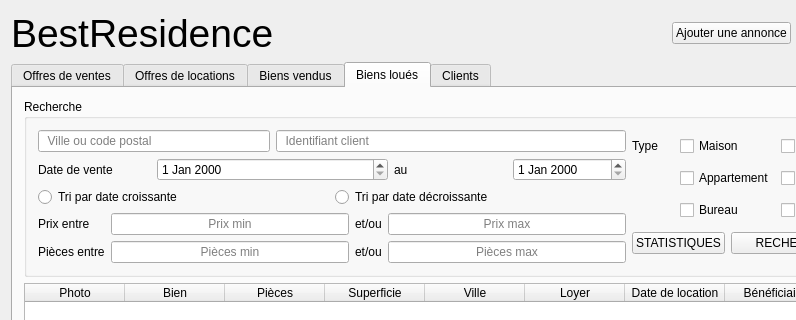
Qt form BestResidence/mainwindow.ui (jordanlang/BestResidence) before a commit; both pictures show x 0 to 796 and y 0 to 320 of the 903 by 550 pixel window.
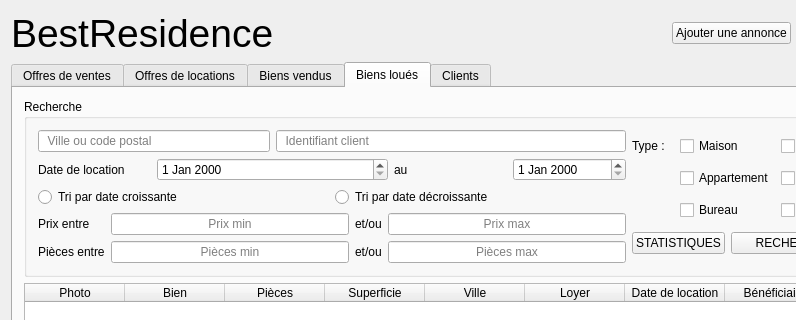
The same form after that commit. The open tabs and pages were chosen to show the change.

Patch:
```diff
--- a/BestResidence/mainwindow.ui
+++ b/BestResidence/mainwindow.ui
@@ -932,7 +932,7 @@
                    <item row="1" column="0">
                     <widget class="QLabel" name="bl_lbl_date">
                      <property name="text">
-                      <string>Date de vente</string>
+                      <string>Date de location</string>
                      </property>
                     </widget>
                    </item>
@@ -1060,7 +1060,7 @@
                <item row="0" column="0">
                 <widget class="QLabel" name="bl_lbl_type">
                  <property name="text">
-                  <string>Type</string>
+                  <string>Type :</string>
                  </property>
                 </widget>
                </item>
```
Left out of the diff: 6 changed lines with no effect on the pictures.
